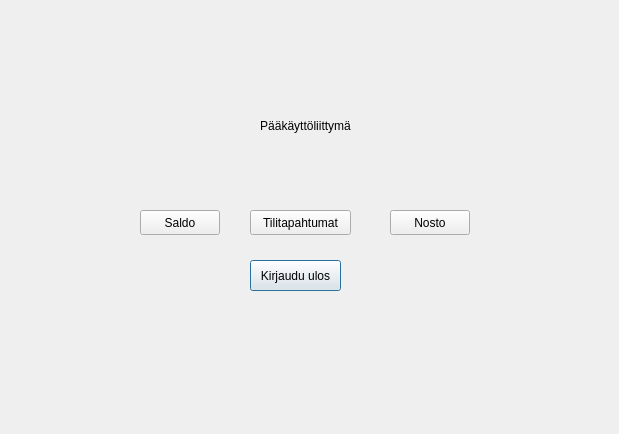
Above: bankautomat/mainui.ui from bank-2022/group8 before the change. Below: the same form after it.
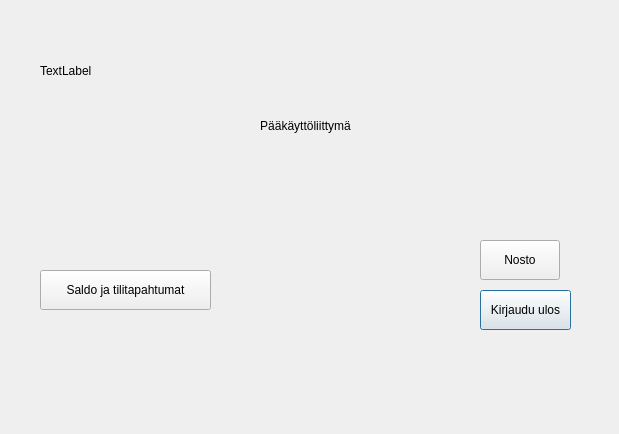
That is the form after the change.

```diff
--- a/bankautomat/mainui.ui
+++ b/bankautomat/mainui.ui
@@ -32,10 +32,10 @@
   <widget class="QPushButton" name="signOut">
    <property name="geometry">
     <rect>
-     <x>250</x>
-     <y>260</y>
+     <x>480</x>
+     <y>290</y>
      <width>91</width>
-     <height>31</height>
+     <height>40</height>
     </rect>
    </property>
    <property name="text">
@@ -55,45 +55,45 @@
     <string/>
    </property>
   </widget>
-  <widget class="QPushButton" name="BalanceButton">
-   <property name="geometry">
-    <rect>
-     <x>140</x>
-     <y>210</y>
-     <width>80</width>
-     <height>25</height>
-    </rect>
-   </property>
-   <property name="text">
-    <string>Saldo</string>
-   </property>
-  </widget>
   <widget class="QPushButton" name="TransactionsButton">
    <property name="geometry">
     <rect>
-     <x>250</x>
-     <y>210</y>
-     <width>101</width>
-     <height>25</height>
+     <x>40</x>
+     <y>270</y>
+     <width>171</width>
+     <height>40</height>
     </rect>
    </property>
    <property name="text">
-    <string>Tilitapahtumat</string>
+    <string>Saldo ja tilitapahtumat</string>
    </property>
   </widget>
   <widget class="QPushButton" name="WithdrawButton">
    <property name="geometry">
     <rect>
-     <x>390</x>
-     <y>210</y>
+     <x>480</x>
+     <y>240</y>
      <width>80</width>
-     <height>25</height>
+     <height>40</height>
     </rect>
    </property>
    <property name="text">
     <string>Nosto</string>
    </property>
   </widget>
+  <widget class="QLabel" name="UserData">
+   <property name="geometry">
+    <rect>
+     <x>40</x>
+     <y>40</y>
+     <width>111</width>
+     <height>61</height>
+    </rect>
+   </property>
+   <property name="text">
+    <string>TextLabel</string>
+   </property>
+  </widget>
  </widget>
  <resources/>
  <connections/>
```
